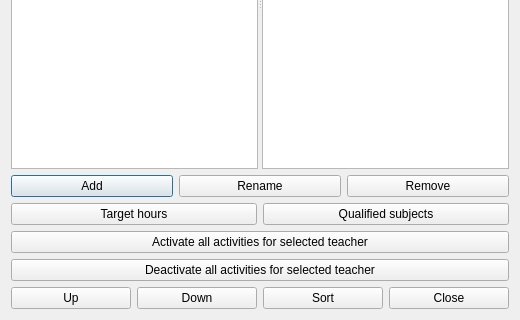
Qt form src/interface/teachersform_template.ui (karandit/fet) before a commit; both pictures show x 0 to 520 and y 182 to 502 of the 520 by 502 pixel window.
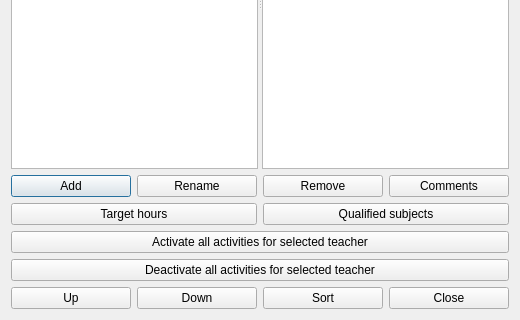
The same form after that commit.

Patch:
```diff
--- a/src/interface/teachersform_template.ui
+++ b/src/interface/teachersform_template.ui
@@ -52,6 +52,13 @@
        </property>
       </widget>
      </item>
+     <item>
+      <widget class="QPushButton" name="commentsPushButton">
+       <property name="text">
+        <string>Comments</string>
+       </property>
+      </widget>
+     </item>
     </layout>
    </item>
    <item row="2" column="0">
```
